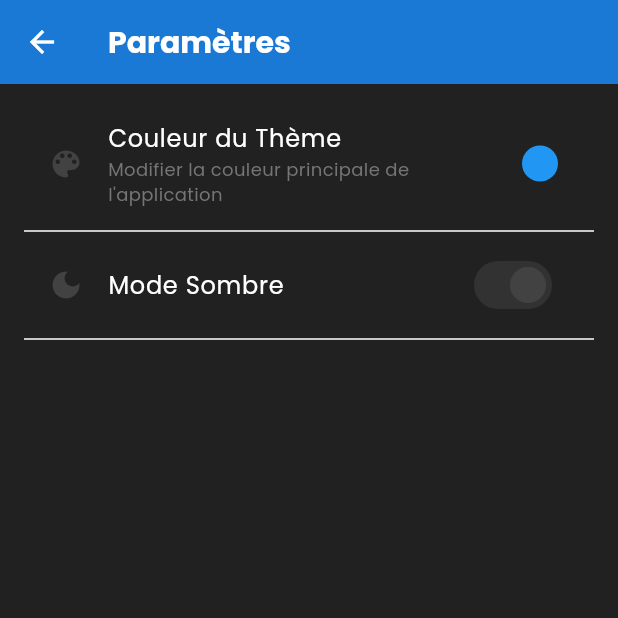
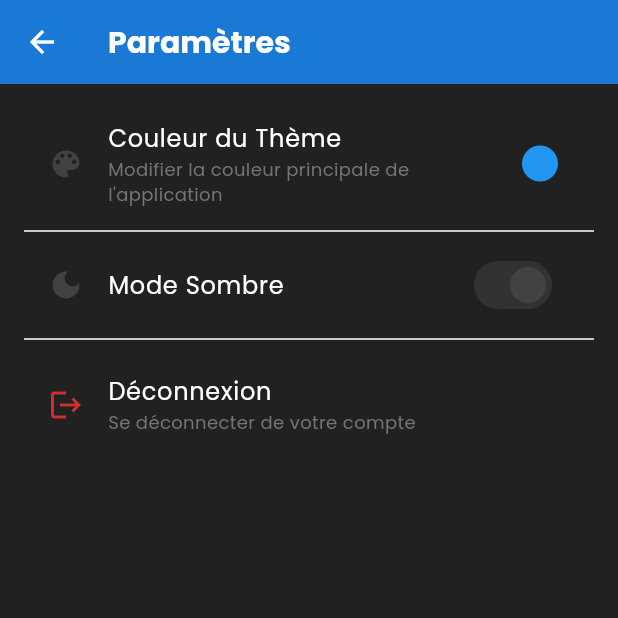
Before and after one commit to josoavj/ai.assistant, a Flutter app: the Settings screen opened by its route, on a phone screen of 412 x 824 dp, the top half of it. Run offline on Flutter 3.47's test engine with Material 3 defaults, Android fonts, the phone set to English and light mode, and no system bars; our stand-ins replace firebase_core, flutter_colorpicker, flutter_markdown, google_fonts, google_generative_ai, shared_preferences; accounts and stored records are empty.

Commit message:
update: Fonction de deconnexion

```diff
--- a/lib/pages/settings.dart
+++ b/lib/pages/settings.dart
@@ -2,9 +2,8 @@ import 'package:flutter/material.dart';
 import 'package:google_fonts/google_fonts.dart';
 import 'package:flutter_colorpicker/flutter_colorpicker.dart';
 import 'package:provider/provider.dart';
-import 'package:ai_test/main.dart';
-
 import '../others/app_theme.dart';
+import 'login.dart';
 
 class Settings extends StatelessWidget {
   const Settings({super.key});
@@ -59,6 +58,17 @@ class Settings extends StatelessWidget {
       );
     }
 
+    // Fonction de déconnexion
+    void _handleLogout() {
+      // Navigue vers la page de connexion
+      // pushReplacement empêche l'utilisateur de revenir en arrière
+      Navigator.pushReplacement(
+        context,
+        MaterialPageRoute(builder: (context) => const LoginPage()),
+      );
+    }
+
+
     return Scaffold(
       appBar: AppBar(
         title: const Text('Paramètres'),
@@ -100,6 +110,16 @@ class Settings extends StatelessWidget {
             activeColor: currentTheme.primaryColor,
           ),
           const Divider(),
+          // Option de deconnexion
+          ListTile(
+            leading: Icon(Icons.logout, color: currentTheme.colorScheme.error),
+            title: Text('Déconnexion', style: GoogleFonts.poppins()),
+            subtitle: Text(
+              'Se déconnecter de votre compte',
+              style: GoogleFonts.poppins(fontSize: 12, color: Colors.grey[600]),
+            ),
+            onTap: _handleLogout,
+          ),
         ],
       ),
     );
```
